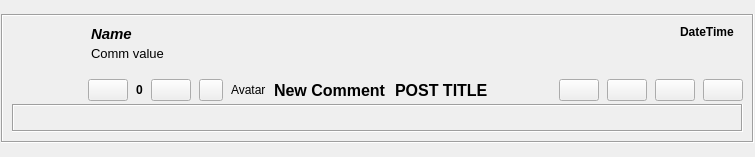
Before: the Qt Designer form retroshare-gui/src/gui/feeds/ChannelsCommentsItem.ui in RetroShare/RetroShare, drawn with Qt 5.
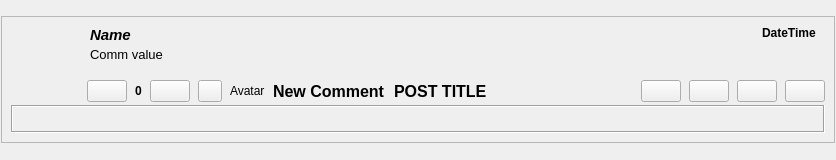
After: the same form once the commit is applied. Custom widgets are drawn as their Qt base class.

Commit message: Fixed frames to get styles on system style

Diff of the .ui file:
```diff
--- a/retroshare-gui/src/gui/feeds/ChannelsCommentsItem.ui
+++ b/retroshare-gui/src/gui/feeds/ChannelsCommentsItem.ui
@@ -6,8 +6,8 @@
    <rect>
     <x>0</x>
     <y>0</y>
-    <width>755</width>
-    <height>157</height>
+    <width>836</width>
+    <height>160</height>
    </rect>
   </property>
   <layout class="QGridLayout" name="ChannelsCommentsItem_GL">
@@ -35,10 +35,10 @@
       <bool>true</bool>
      </property>
      <property name="frameShape">
-      <enum>QFrame::Box</enum>
+      <enum>QFrame::StyledPanel</enum>
      </property>
      <property name="frameShadow">
-      <enum>QFrame::Sunken</enum>
+      <enum>QFrame::Raised</enum>
      </property>
      <layout class="QGridLayout" name="feedFrame_GL">
       <property name="topMargin">
```
The commit also changes 12 other files.
